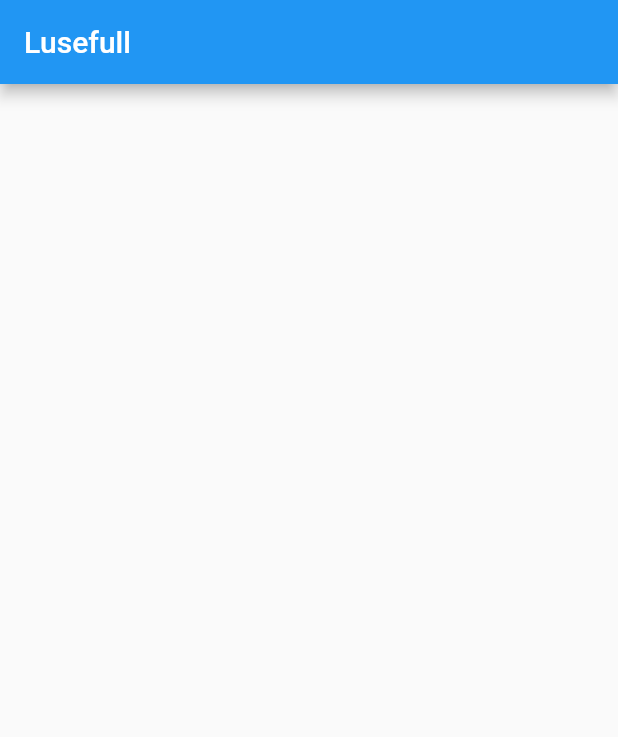
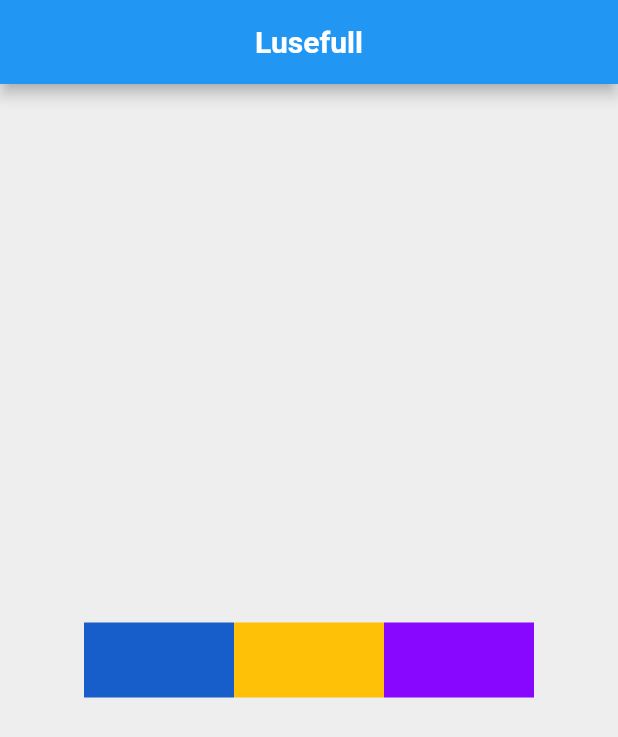
Before and after one commit to denixsucks/SSHx, a Flutter app: the screen it shows after launch, on a phone screen of 412 x 824 dp. Shown: the top 737 px of the screen. Run offline on Flutter 3.47's test engine with Material 2 defaults, Android fonts, the phone set to English and light mode, and no system bars; missing offline and left inert: dartssh2; Roboto replaces fonts that are missing (Nunito).

Commit message:
themeing and sorta

```diff
--- a/lib/main.dart
+++ b/lib/main.dart
@@ -1,5 +1,6 @@
 import 'package:flutter/material.dart';
 import 'package:denizeryilmazhw/pages/page1_view.dart';
+import 'package:denizeryilmazhw/utils/theme.dart';
 
 void main() => runApp(const App());
 
@@ -11,7 +12,7 @@ class App extends StatelessWidget {
     return MaterialApp(
       title: 'Lusefull',
       home: const HomePage(),
-      darkTheme: ThemeData.dark(),
+      theme: basicTheme(),
     );
   }
 }
--- a/lib/pages/page1_view.dart
+++ b/lib/pages/page1_view.dart
@@ -10,6 +10,43 @@ class HomePage extends StatefulWidget {
 class _HomePageState extends State<HomePage> {
   @override
   Widget build(BuildContext context) {
-    return Scaffold(appBar: AppBar(title: const Text('Lusefull')));
+    return Scaffold(
+      appBar: AppBar(
+        title: const Text(
+          'Lusefull',
+          style: TextStyle(
+            fontFamily: 'Nunito',
+            fontWeight: FontWeight.bold,
+          ),
+        ),
+        centerTitle: true,
+      ),
+      backgroundColor: Colors.grey[200],
+      body: Column(
+        mainAxisAlignment: MainAxisAlignment.center,
+        children: [
+          Row(
+            mainAxisAlignment: MainAxisAlignment.center,
+            children: [
+              Container(
+                height: 50.0,
+                width: 100.0,
+                color: Color(0xFF175ECA),
+              ),
+              Container(
+                height: 50.0,
+                width: 100.0,
+                color: Colors.amber,
+              ),
+              Container(
+                height: 50.0,
+                width: 100.0,
+                color: Color(0xFF8707FF),
+              )
+            ],
+          )
+        ],
+      ),
+    );
   }
 }
--- a/pubspec.yaml
+++ b/pubspec.yaml
@@ -57,7 +57,11 @@ flutter:
   # included with your application, so that you can use the icons in
   # the material Icons class.
   uses-material-design: true
-
+  fonts:
+    - family: NunitoVariable
+      fonts:
+        - asset: assets/fonts/Nunito_Variable.ttf
+        - asset: assets/fonts/Nunito_Italic.ttf
   # To add assets to your application, add an assets section, like this:
   # assets:
   #   - images/a_dot_burr.jpeg
```
